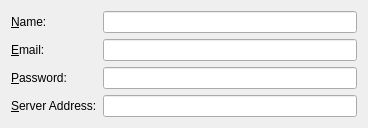
Old version of the form resources/kolabproxy/wizard/kolabwizard.ui in the repository KDE/kdepim-runtime.
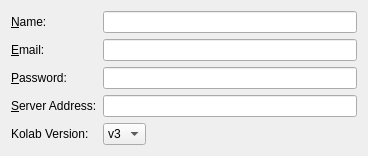
New version of the form. Custom widgets are drawn as their Qt base class.

Commit message: Configure the kolab format version during setup.

What changed in the file:
```diff
--- a/resources/kolabproxy/wizard/kolabwizard.ui
+++ b/resources/kolabproxy/wizard/kolabwizard.ui
@@ -70,6 +70,30 @@
    <item row="3" column="1">
     <widget class="KLineEdit" name="serverAddress"/>
    </item>
+   <item row="4" column="0">
+    <widget class="QLabel" name="label">
+     <property name="text">
+      <string>Kolab Version:</string>
+     </property>
+    </widget>
+   </item>
+   <item row="4" column="1">
+    <widget class="QComboBox" name="versionComboBox">
+     <property name="currentIndex">
+      <number>1</number>
+     </property>
+     <item>
+      <property name="text">
+       <string>v2</string>
+      </property>
+     </item>
+     <item>
+      <property name="text">
+       <string>v3</string>
+      </property>
+     </item>
+    </widget>
+   </item>
   </layout>
  </widget>
  <customwidgets>
```
The commit also changes 5 other files.
